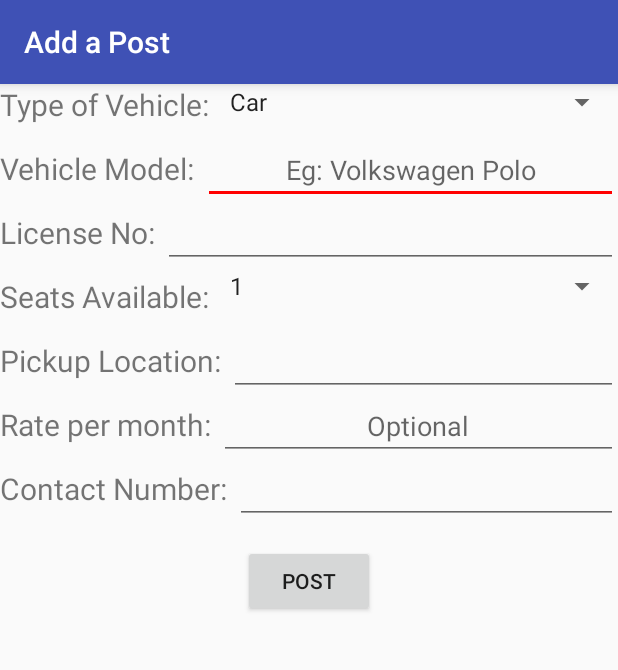
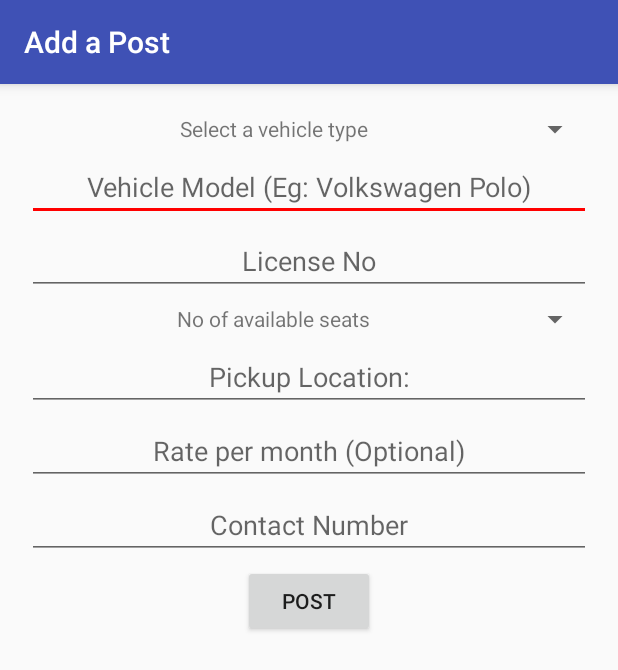
Before and after one commit to VishalNehra/gocollege-android, an Android app: the CreatePostActivity screen opened directly, with no data from a screen before it, on a phone screen of 412 x 824 dp. Shown: the top 670 px of the screen. Run offline under Robolectric (Android 15) with nearby library versions, the phone set to English and light mode, and no system bars; our stand-ins replace ButterKnife, Dagger/Hilt's generated code, Timber; libraries missing offline, so code that uses them is left out: com.bugsnag.android, com.facebook, com.facebook.appevents, com.ryanharter.auto, retrofit2.adapter.rxjava and 2 more; 3 statements that could not run were skipped.

Commit message:
improve layouts

```diff
--- a/app/src/main/res/layout/activity_create.xml
+++ b/app/src/main/res/layout/activity_create.xml
@@ -5,181 +5,93 @@
 
     <include layout="@layout/include_toolbar"/>
 
-    <TextView
-        android:id="@+id/type"
-        android:layout_width="wrap_content"
-        android:layout_height="wrap_content"
-        android:layout_below="@+id/toolbar"
-        android:textSize="@dimen/text_title"
-        android:text="Type of Vehicle:"/>
+    <RelativeLayout
+        android:layout_width="match_parent"
+        android:layout_height="match_parent"
+        android:layout_margin="@dimen/vertical_margin"
+        android:layout_below="@+id/toolbar">
 
         <Spinner
             android:id="@+id/spinner_type"
             android:layout_width="match_parent"
             android:layout_height="wrap_content"
+            android:layout_margin="2dp"
             android:gravity="center"
-        android:layout_marginLeft="5dp"
-        android:layout_marginStart="5dp"
+            android:textAlignment="center"
             android:layout_below="@+id/toolbar"
-        android:layout_alignParentRight="true"
-        android:layout_alignParentEnd="true"
-        android:layout_toEndOf="@+id/type"
-        android:layout_toRightOf="@+id/type"
             android:entries="@array/type"/>
-
-    <TextView
-        android:id="@+id/model"
-        android:layout_width="wrap_content"
-        android:layout_height="wrap_content"
-        android:layout_below="@+id/type"
-        android:layout_marginTop="15dp"
-        android:textSize="@dimen/text_title"
-        android:text="Vehicle Model:"/>
 
         <EditText
             android:id="@+id/edit_model"
             android:layout_width="match_parent"
             android:layout_height="wrap_content"
-        android:layout_marginLeft="5dp"
-        android:layout_marginStart="5dp"
             android:layout_below="@+id/spinner_type"
-        android:layout_alignBaseline="@+id/model"
-        android:layout_alignParentRight="true"
-        android:layout_alignParentEnd="true"
+            android:layout_margin="2dp"
             android:inputType="textCapWords"
-        android:hint="Eg: Volkswagen Polo"
-        android:gravity="center"
-        android:layout_toEndOf="@+id/model"
-        android:layout_toRightOf="@+id/model"/>
+            android:hint="Vehicle Model (Eg: Volkswagen Polo)"
+            android:gravity="center"/>
 
-
-    <TextView
-        android:id="@+id/license"
-        android:layout_width="wrap_content"
-        android:layout_height="wrap_content"
-        android:layout_below="@+id/model"
-        android:layout_marginTop="15dp"
-        android:textSize="@dimen/text_title"
-        android:text="License No:"/>
 
         <EditText
             android:id="@+id/edit_license"
             android:layout_width="match_parent"
             android:layout_height="wrap_content"
-        android:layout_marginLeft="5dp"
-        android:layout_marginStart="5dp"
+            android:layout_margin="2dp"
             android:layout_below="@+id/edit_model"
-        android:layout_alignBaseline="@+id/license"
-        android:layout_alignParentRight="true"
-        android:layout_alignParentEnd="true"
             android:inputType="textCapCharacters"
             android:gravity="center"
-        android:layout_toEndOf="@+id/license"
-        android:layout_toRightOf="@+id/license"/>
-
-    <TextView
-        android:id="@+id/seats"
-        android:layout_width="wrap_content"
-        android:layout_height="wrap_content"
-        android:layout_below="@+id/license"
-        android:layout_marginTop="15dp"
-        android:textSize="@dimen/text_title"
-        android:text="Seats Available:"/>
+            android:hint="License No"/>
 
         <Spinner
             android:id="@+id/spinner_seats"
             android:layout_width="match_parent"
             android:layout_height="wrap_content"
+            android:layout_margin="2dp"
             android:gravity="center"
-        android:layout_marginLeft="5dp"
-        android:layout_marginStart="5dp"
             android:layout_below="@+id/edit_license"
-        android:layout_alignParentRight="true"
-        android:layout_alignParentEnd="true"
-        android:layout_toEndOf="@+id/seats"
-        android:layout_toRightOf="@+id/seats"
             android:entries="@array/seats"/>
-
-    <TextView
-        android:id="@+id/pickup"
-        android:layout_width="wrap_content"
-        android:layout_height="wrap_content"
-        android:layout_below="@+id/seats"
-        android:layout_marginTop="15dp"
-        android:textSize="@dimen/text_title"
-        android:text="@string/add_post_pickup"/>
 
         <EditText
             android:id="@+id/edit_pickup"
             android:layout_width="match_parent"
             android:layout_height="wrap_content"
-        android:layout_marginLeft="5dp"
-        android:layout_marginStart="5dp"
             android:layout_below="@+id/spinner_seats"
-        android:layout_alignBaseline="@+id/pickup"
-        android:layout_alignParentRight="true"
-        android:layout_alignParentEnd="true"
+            android:layout_margin="2dp"
             android:inputType="textCapWords"
             android:gravity="center"
-        android:layout_toEndOf="@+id/pickup"
-        android:layout_toRightOf="@+id/pickup"/>
-
-    <TextView
-        android:id="@+id/rate"
-        android:layout_width="wrap_content"
-        android:layout_height="wrap_content"
-        android:layout_below="@+id/pickup"
-        android:layout_marginTop="15dp"
-        android:textSize="@dimen/text_title"
-        android:text="Rate per month:"/>
+            android:hint="@string/add_post_pickup"/>
 
         <EditText
             android:id="@+id/edit_rate"
             android:layout_width="match_parent"
             android:layout_height="wrap_content"
-        android:layout_marginLeft="5dp"
-        android:layout_marginStart="5dp"
             android:layout_below="@+id/edit_pickup"
-        android:layout_alignBaseline="@+id/rate"
-        android:layout_alignParentRight="true"
-        android:layout_alignParentEnd="true"
-        android:hint="Optional"
+            android:layout_margin="2dp"
+            android:hint="Rate per month (Optional)"
             android:inputType="number"
-        android:gravity="center"
-        android:layout_toEndOf="@+id/rate"
-        android:layout_toRightOf="@+id/rate"/>
-
-    <TextView
-        android:id="@+id/contact"
-        android:layout_width="wrap_content"
-        android:layout_height="wrap_content"
-        android:layout_below="@+id/rate"
-        android:layout_marginTop="15dp"
-        android:textSize="@dimen/text_title"
-        android:text="Contact Number:"/>
+            android:gravity="center"/>
 
         <EditText
             android:id="@+id/edit_contact"
             android:layout_width="match_parent"
             android:layout_height="wrap_content"
-        android:layout_marginLeft="5dp"
-        android:layout_marginStart="5dp"
             android:layout_below="@+id/edit_rate"
-        android:layout_alignBaseline="@+id/contact"
-        android:layout_alignParentRight="true"
-        android:layout_alignParentEnd="true"
+            android:layout_margin="2dp"
+            android:maxLength="10"
             android:inputType="number"
             android:gravity="center"
-        android:layout_toEndOf="@+id/contact"
-        android:layout_toRightOf="@+id/contact"/>
+            android:hint="Contact Number"/>
 
         <Button
             android:id="@+id/button_post"
             android:text="Post"
             android:layout_width="wrap_content"
             android:layout_height="wrap_content"
+            android:layout_margin="2dp"
             android:layout_below="@+id/edit_contact"
             android:layout_centerHorizontal="true"
             android:layout_marginTop="14dp"/>
 
     </RelativeLayout>
+
+</RelativeLayout>
--- a/app/src/main/res/layout/item_post.xml
+++ b/app/src/main/res/layout/item_post.xml
@@ -64,6 +64,7 @@
             android:layout_width="wrap_content"
             android:layout_height="wrap_content"
             android:layout_below="@id/text_seats"
+            android:autoLink="map"
             android:layout_marginTop="5dp"
             android:textSize="@dimen/text_body"
             tools:text="Pickup: Vasant Vihar" />
@@ -83,6 +84,7 @@
             android:layout_height="wrap_content"
             android:layout_below="@id/text_rate"
             android:layout_marginTop="5dp"
+            android:autoLink="phone"
             android:textSize="@dimen/text_body"
             tools:text="Call: 987654321" />
 
--- a/app/src/main/res/values/array.xml
+++ b/app/src/main/res/values/array.xml
@@ -1,12 +1,14 @@
 <?xml version="1.0" encoding="utf-8"?>
 <resources>
     <string-array name="type">
+        <item>Select a vehicle type</item>
         <item>Car</item>
         <item>Bike</item>
         <item>Scooty</item>
     </string-array>
 
     <string-array name="seats">
+        <item>No of available seats</item>
         <item>1</item>
         <item>2</item>
         <item>3</item>
--- a/app/src/main/res/values/styles.xml
+++ b/app/src/main/res/values/styles.xml
@@ -22,6 +22,16 @@
         <item name="colorPrimary">@color/primary</item>
         <item name="colorPrimaryDark">@color/primary_dark</item>
         <item name="colorAccent">@color/accent</item>
+        <item name="android:spinnerItemStyle">@style/spinnerItemStyle</item>
+        <item name="android:spinnerDropDownItemStyle">@style/spinnerDropDownItemStyle</item>
+    </style>
+
+    <style name="spinnerItemStyle">
+        <item name="android:gravity">center</item>
+    </style>
+
+    <style name="spinnerDropDownItemStyle">
+        <item name="android:gravity">center</item>
     </style>
 
 </resources>
```
Lines whose indentation alone changed are shown as unchanged.
